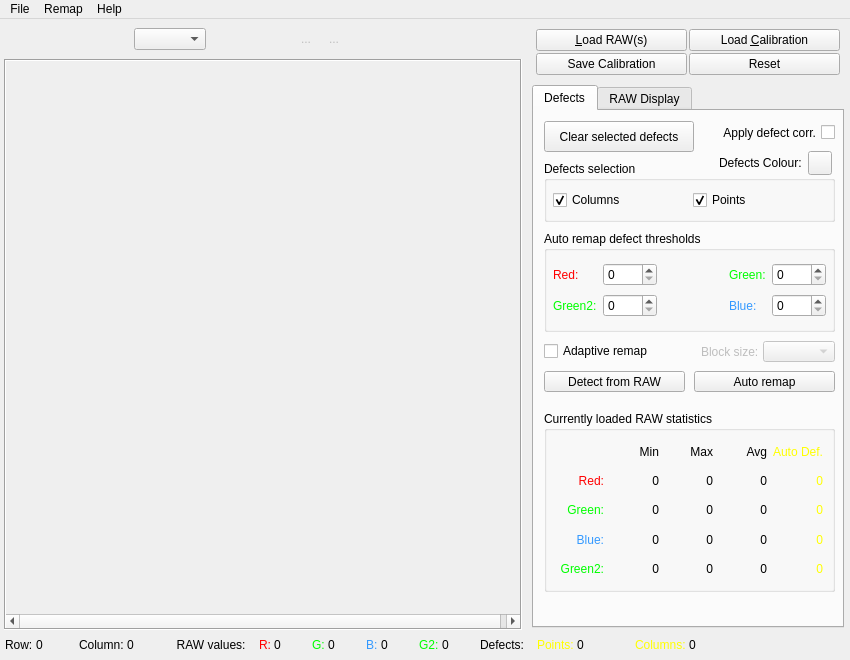
Above: IIQRemap/common/iiq_remap.ui from Alexey-Danilchenko/PhaseOne-IIQ-Tools before the change. Below: the same form after it.
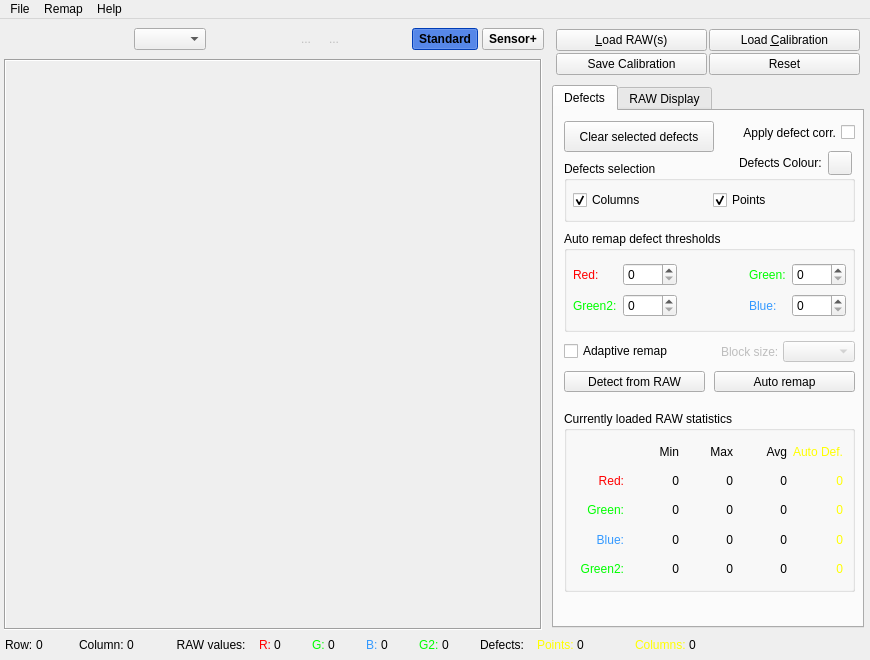
That is the form after the change. Icons and pictures are not drawn. Custom widgets are drawn as their Qt base class.

Commit message:
Added support for Pnn+ and IQnnn backs with Sensor+
Those backs require two parts calibration file, support for two part calibration mode has been added to remap application.

What changed in the file:
```diff
--- a/IIQRemap/common/iiq_remap.ui
+++ b/IIQRemap/common/iiq_remap.ui
@@ -9,7 +9,7 @@
    <rect>
     <x>0</x>
     <y>0</y>
-    <width>850</width>
+    <width>870</width>
     <height>660</height>
    </rect>
   </property>
@@ -21,7 +21,7 @@
   </property>
   <property name="minimumSize">
    <size>
-    <width>850</width>
+    <width>870</width>
     <height>660</height>
    </size>
   </property>
@@ -431,55 +431,92 @@
             </spacer>
            </item>
            <item>
-            <widget class="QToolButton" name="btnEnglish">
-             <property name="focusPolicy">
-              <enum>Qt::NoFocus</enum>
-             </property>
-             <property name="toolTip">
-              <string>English Language</string>
-             </property>
-             <property name="text">
-              <string/>
-             </property>
-             <property name="icon">
-              <iconset>
-               <normaloff>:/MainForm/images/USA.png</normaloff>:/MainForm/images/USA.png</iconset>
-             </property>
-             <property name="iconSize">
+            <widget class="QToolButton" name="btnStd">
+             <property name="minimumSize">
               <size>
-               <width>16</width>
-               <height>16</height>
+               <width>0</width>
+               <height>22</height>
               </size>
              </property>
+             <property name="font">
+              <font>
+               <weight>75</weight>
+               <bold>true</bold>
+              </font>
+             </property>
+             <property name="toolTip">
+              <string>Switches to standard RAW file and calibration file portion 
+for multicalibration digital backs with Sensor+. 
+
+Highlighted when selected.
+
+If disabled, then appropriate standard RAW file needs to 
+be loaded.</string>
+             </property>
+             <property name="styleSheet">
+              <string notr="true">QToolButton:checked{background-color: rgb(0, 85, 255)}</string>
+             </property>
+             <property name="text">
+              <string>Standard</string>
+             </property>
+             <property name="checkable">
+              <bool>true</bool>
+             </property>
+             <property name="checked">
+              <bool>true</bool>
+             </property>
+             <property name="autoExclusive">
+              <bool>true</bool>
+             </property>
+             <property name="toolButtonStyle">
+              <enum>Qt::ToolButtonTextOnly</enum>
+             </property>
              <property name="autoRaise">
-              <bool>true</bool>
+              <bool>false</bool>
              </property>
             </widget>
            </item>
            <item>
-            <widget class="QToolButton" name="btnRussian">
-             <property name="focusPolicy">
-              <enum>Qt::NoFocus</enum>
-             </property>
-             <property name="toolTip">
-              <string>Russian Language</string>
-             </property>
-             <property name="text">
-              <string/>
-             </property>
-             <property name="icon">
-              <iconset>
-               <normaloff>:/MainForm/images/RU.png</normaloff>:/MainForm/images/RU.png</iconset>
-             </property>
-             <property name="iconSize">
+            <widget class="QToolButton" name="btnSensorPlus">
+             <property name="minimumSize">
               <size>
-               <width>16</width>
-               <height>16</height>
+               <width>0</width>
+               <height>22</height>
               </size>
              </property>
-             <property name="autoRaise">
+             <property name="font">
+              <font>
+               <weight>75</weight>
+               <bold>true</bold>
+              </font>
+             </property>
+             <property name="toolTip">
+              <string>Switches to Sensor+ RAW file and calibration file portion 
+for multicalibration digital backs with Sensor+. 
+
+Highlighted when selected.
+
+If disabled, then appropriate Sensor+ RAW file needs to 
+be loaded.</string>
+             </property>
+             <property name="styleSheet">
+              <string notr="true">QToolButton:checked{background-color: rgb(0, 85, 255)}</string>
+             </property>
+             <property name="text">
+              <string>Sensor+</string>
+             </property>
+             <property name="checkable">
               <bool>true</bool>
              </property>
+             <property name="autoExclusive">
+              <bool>true</bool>
+             </property>
+             <property name="toolButtonStyle">
+              <enum>Qt::ToolButtonTextOnly</enum>
+             </property>
+             <attribute name="buttonGroup">
+              <string notr="true">btnGrpSensorPlus</string>
+             </attribute>
             </widget>
            </item>
           </layout>
@@ -546,8 +583,8 @@
                <rect>
                 <x>0</x>
                 <y>0</y>
-                <width>520</width>
-                <height>535</height>
+                <width>530</width>
+                <height>557</height>
                </rect>
               </property>
               <property name="sizePolicy">
@@ -4198,8 +4235,8 @@
     <rect>
      <x>0</x>
      <y>0</y>
-     <width>850</width>
-     <height>25</height>
+     <width>870</width>
+     <height>20</height>
     </rect>
    </property>
    <widget class="QMenu" name="menuFile">
```
Left out of the diff: 6 changed lines with no effect on the pictures. The commit also changes 11 other files.
